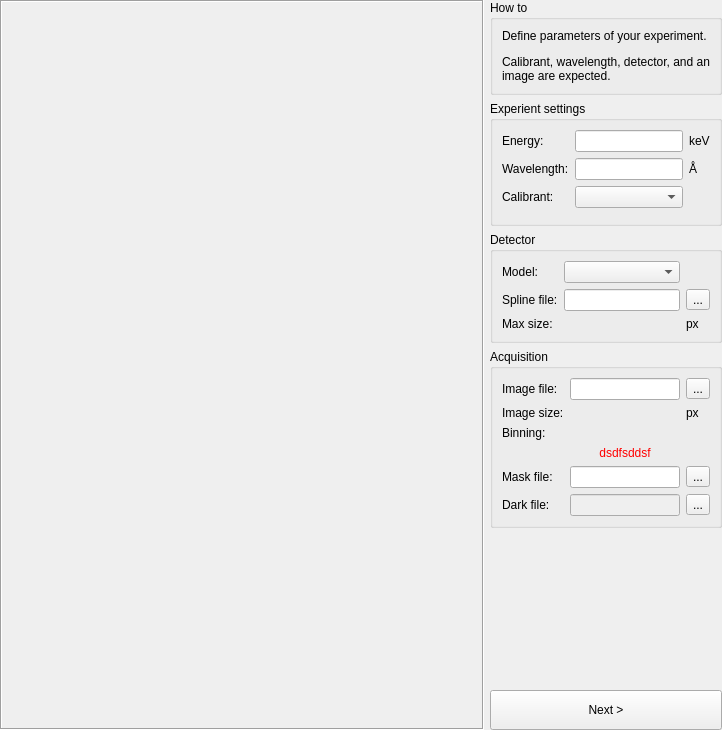
Above: pyFAI/resources/gui/calibration-experiment.ui from silx-kit/pyFAI before the change. Below: the same form after it.
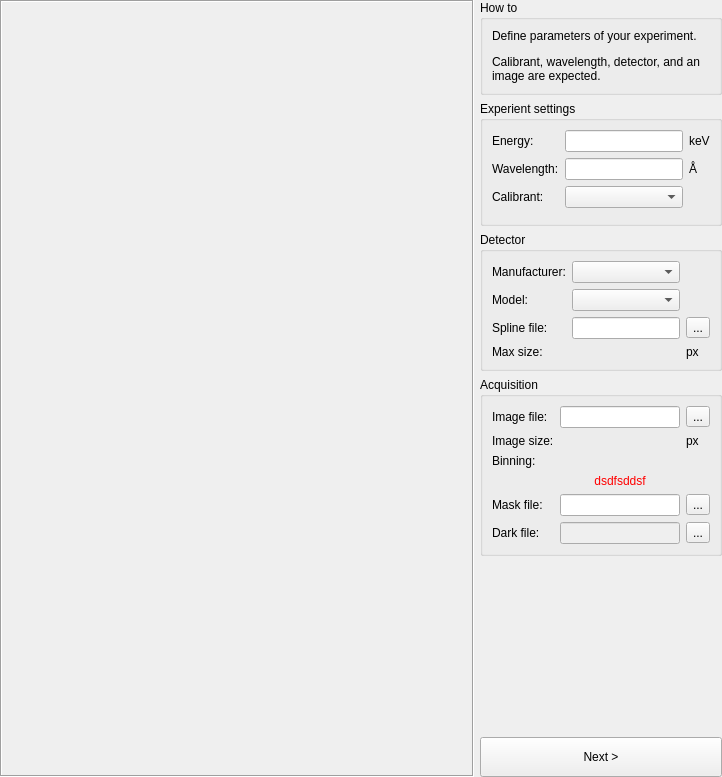
That is the form after the change. Custom widgets are drawn as their Qt base class.

Commit message: Connect manufacturer and detector widgets

The edit to the form file:
```diff
--- a/pyFAI/resources/gui/calibration-experiment.ui
+++ b/pyFAI/resources/gui/calibration-experiment.ui
@@ -7,7 +7,7 @@
     <x>0</x>
     <y>0</y>
     <width>722</width>
-    <height>730</height>
+    <height>777</height>
    </rect>
   </property>
   <property name="windowTitle">
@@ -164,31 +164,31 @@
          <string>Detector</string>
         </property>
         <layout class="QGridLayout" name="gridLayout_3" columnstretch="0,1,0">
-         <item row="0" column="1">
+         <item row="1" column="1">
           <widget class="DetectorSelector" name="_detector"/>
          </item>
-         <item row="0" column="0">
+         <item row="1" column="0">
           <widget class="QLabel" name="label_8">
            <property name="text">
             <string>Model:</string>
            </property>
           </widget>
          </item>
-         <item row="1" column="1">
+         <item row="2" column="1">
           <widget class="FileEdit" name="_spline">
            <property name="text">
             <string/>
            </property>
           </widget>
          </item>
-         <item row="1" column="2">
+         <item row="2" column="2">
           <widget class="QToolButton" name="_splineLoader">
            <property name="text">
             <string>...</string>
            </property>
           </widget>
          </item>
-         <item row="1" column="0">
+         <item row="2" column="0">
           <widget class="QLabel" name="label_4">
            <property name="text">
             <string>Spline file:</string>
@@ -198,21 +198,21 @@
            </property>
           </widget>
          </item>
-         <item row="2" column="0">
+         <item row="3" column="0">
           <widget class="QLabel" name="_detectorSizeLabel">
            <property name="text">
             <string>Max size:</string>
            </property>
           </widget>
          </item>
-         <item row="2" column="2">
+         <item row="3" column="2">
           <widget class="QLabel" name="_detectorSizeUnit">
            <property name="text">
             <string>px</string>
            </property>
           </widget>
          </item>
-         <item row="2" column="1">
+         <item row="3" column="1">
           <widget class="QLabel" name="_detectorSize">
            <property name="text">
             <string/>
@@ -222,6 +222,16 @@
            </property>
           </widget>
          </item>
+         <item row="0" column="0">
+          <widget class="QLabel" name="label_9">
+           <property name="text">
+            <string>Manufacturer:</string>
+           </property>
+          </widget>
+         </item>
+         <item row="0" column="1">
+          <widget class="DetectorManufacturer" name="_manufacturer"/>
+         </item>
         </layout>
        </widget>
       </item>
@@ -415,6 +425,11 @@
    <header>pyFAI.gui.calibration.CalibrantPreview</header>
    <container>1</container>
   </customwidget>
+  <customwidget>
+   <class>DetectorManufacturer</class>
+   <extends>QComboBox</extends>
+   <header>pyFAI.gui.calibration.DetectorManufacturer</header>
+  </customwidget>
  </customwidgets>
  <resources/>
  <connections/>
```
The commit also changes 1 other file.
